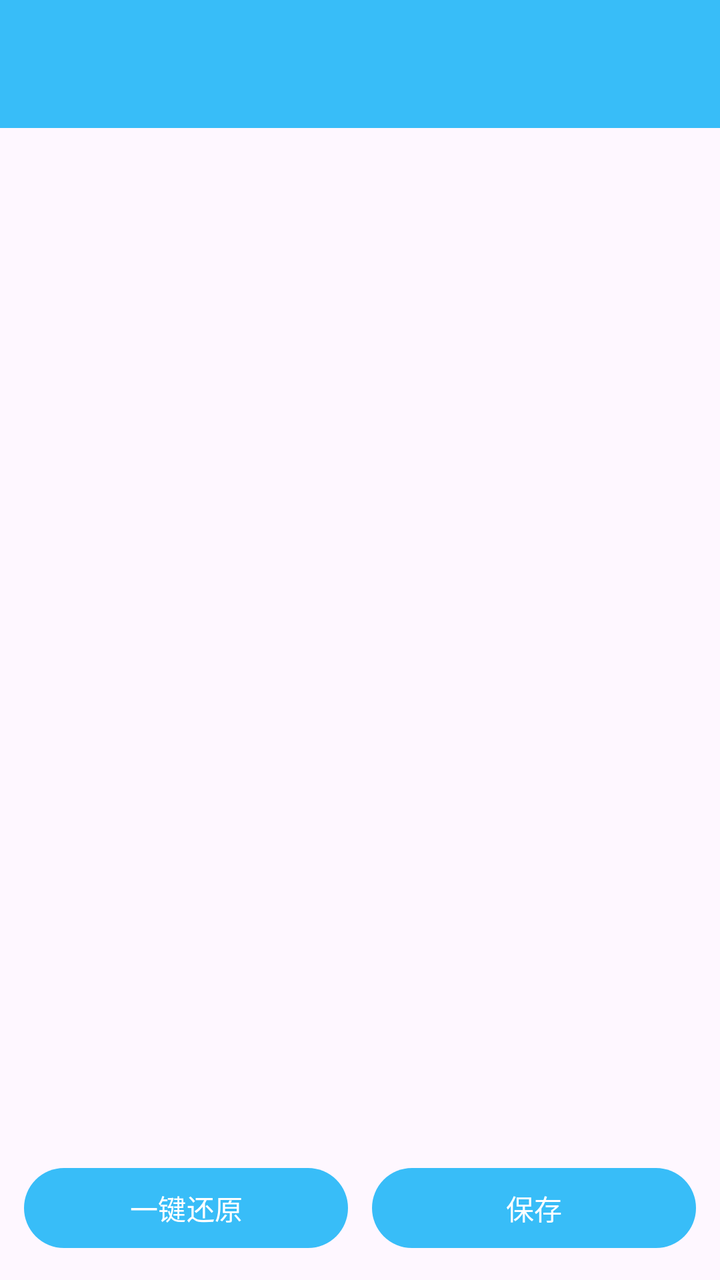
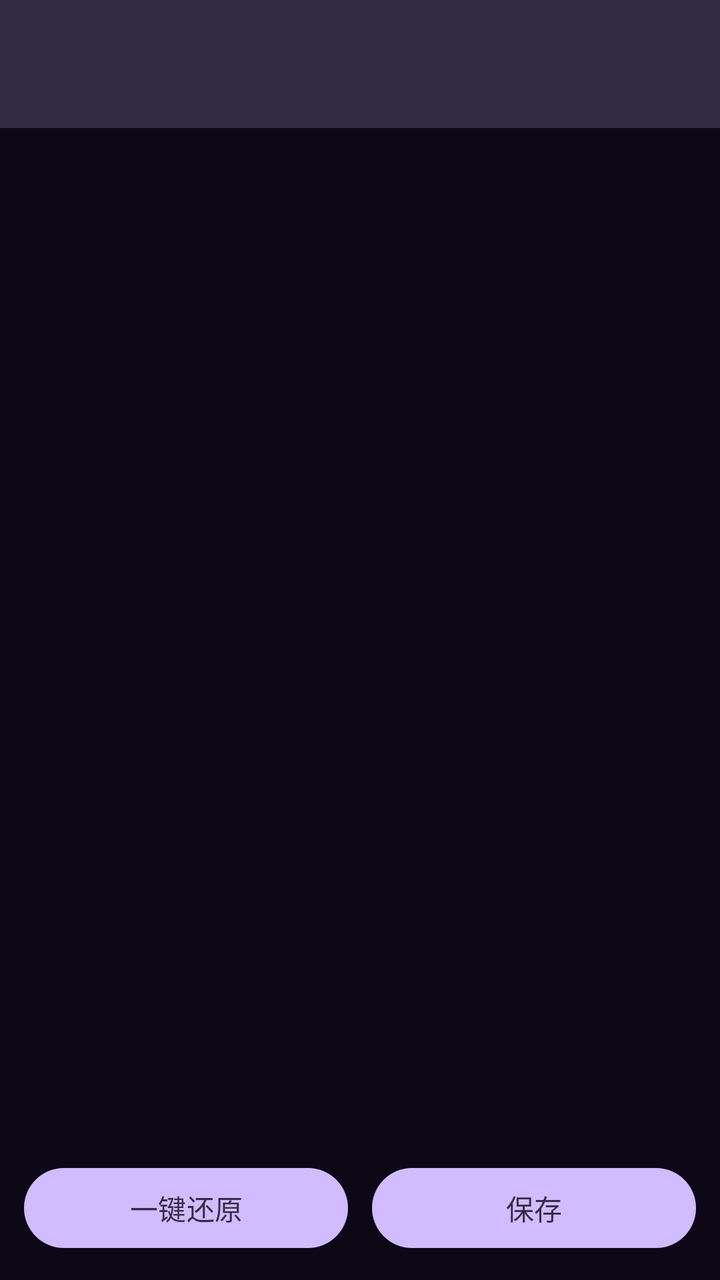

Compare the two renders of this Android layout. The source of the first and the diff that turns it into the second are given below.
<!-- AndroidManifest.xml: application theme Theme.FPlus -->
<!-- res/layout/activity_advanced_options.xml -->
<?xml version="1.0" encoding="utf-8"?>
<LinearLayout xmlns:android="http://schemas.android.com/apk/res/android"
    android:layout_width="match_parent"
    android:layout_height="match_parent"
    android:orientation="vertical">

    <androidx.appcompat.widget.Toolbar
        android:id="@+id/toolbar"
        android:layout_width="match_parent"
        android:layout_height="?attr/actionBarSize"
        android:background="?attr/colorPrimary"
        android:title="@string/advanced_title"
        android:titleTextColor="@android:color/white" />

    <ScrollView
        android:layout_width="match_parent"
        android:layout_height="0dp"
        android:layout_weight="1"
        android:padding="16dp">

        <LinearLayout
            android:id="@+id/params_container"
            android:layout_width="match_parent"
            android:layout_height="wrap_content"
            android:orientation="vertical" />

    </ScrollView>

    <LinearLayout
        android:layout_width="match_parent"
        android:layout_height="wrap_content"
        android:orientation="horizontal"
        android:padding="12dp">

        <Button
            android:id="@+id/btn_reset"
            android:layout_width="0dp"
            android:layout_height="wrap_content"
            android:layout_weight="1"
            android:layout_marginEnd="6dp"
            android:text="@string/btn_reset" />

        <Button
            android:id="@+id/btn_save"
            android:layout_width="0dp"
            android:layout_height="wrap_content"
            android:layout_weight="1"
            android:layout_marginStart="6dp"
            android:text="@string/btn_save" />
    </LinearLayout>

</LinearLayout>
<!-- resources referenced by this layout -->
<resources>
  <string name="advanced_title">高级选项</string>
  <string name="btn_reset">一键还原</string>
  <string name="btn_save">保存</string>
  <style name="Theme.FPlus" parent="Base.Theme.FPlus" />
  <style name="Base.Theme.FPlus" parent="Theme.Material3.DayNight.NoActionBar">
          <item name="colorPrimary">@color/accent</item>
  
          
          <item name="shapeAppearanceCornerExtraSmall">@style/ShapeAppearance.FPlus.NoCorner</item>
          <item name="shapeAppearanceCornerSmall">@style/ShapeAppearance.FPlus.NoCorner</item>
          <item name="shapeAppearanceCornerMedium">@style/ShapeAppearance.FPlus.NoCorner</item>
          <item name="shapeAppearanceCornerLarge">@style/ShapeAppearance.FPlus.NoCorner</item>
          <item name="shapeAppearanceCornerExtraLarge">@style/ShapeAppearance.FPlus.NoCorner</item>
      </style>
  <color name="accent">#38BDF8</color>
  <style name="ShapeAppearance.FPlus.NoCorner" parent="ShapeAppearance.Material3.Corner.Small">
          <item name="cornerFamily">rounded</item>
          <item name="cornerSize">0dp</item>
      </style>
</resources>

<!-- the commit's change to res/layout/activity_advanced_options.xml (unified diff, before → after) -->
@@ -6,11 +6,10 @@
 
     <androidx.appcompat.widget.Toolbar
         android:id="@+id/toolbar"
+        style="@style/Widget.FPlus.Toolbar"
         android:layout_width="match_parent"
         android:layout_height="?attr/actionBarSize"
-        android:background="?attr/colorPrimary"
-        android:title="@string/advanced_title"
-        android:titleTextColor="@android:color/white" />
+        android:title="@string/advanced_title" />
 
     <ScrollView
         android:layout_width="match_parent"
<!-- resource entries referenced after the edit -->
@@ -3,9 +3,29 @@
   <string name="advanced_title">高级选项</string>
   <string name="btn_reset">一键还原</string>
   <string name="btn_save">保存</string>
+  <style name="Widget.FPlus.Toolbar" parent="Widget.Material3.Toolbar">
+          <item name="android:background">@color/bg_surface</item>
+          <item name="titleTextColor">@color/text_primary</item>
+          <item name="subtitleTextColor">@color/text_secondary</item>
+          <item name="android:elevation">0dp</item>
+      </style>
   <style name="Theme.FPlus" parent="Base.Theme.FPlus" />
-  <style name="Base.Theme.FPlus" parent="Theme.Material3.DayNight.NoActionBar">
+  <color name="bg_surface">#342C45</color>
+  <color name="text_primary">#FFEDEBF5</color>
+  <color name="text_secondary">#FFB2A9CE</color>
+  <style name="Base.Theme.FPlus" parent="Theme.Material3.Dark.NoActionBar">
           <item name="colorPrimary">@color/accent</item>
+          <item name="colorOnPrimary">@color/on_accent</item>
+  
+          
+          <item name="android:windowBackground">@color/bg_app</item>
+          <item name="android:colorBackground">@color/bg_app</item>
+          <item name="colorSurface">@color/bg_surface</item>
+  
+          
+          <item name="android:textColorPrimary">@color/text_primary</item>
+          <item name="android:textColorSecondary">@color/text_secondary</item>
+          <item name="colorOnSurface">@color/text_primary</item>
   
           
           <item name="shapeAppearanceCornerExtraSmall">@style/ShapeAppearance.FPlus.NoCorner</item>
@@ -13,11 +33,17 @@
           <item name="shapeAppearanceCornerMedium">@style/ShapeAppearance.FPlus.NoCorner</item>
           <item name="shapeAppearanceCornerLarge">@style/ShapeAppearance.FPlus.NoCorner</item>
           <item name="shapeAppearanceCornerExtraLarge">@style/ShapeAppearance.FPlus.NoCorner</item>
+  
+          
+          <item name="android:listDivider">@color/divider</item>
       </style>
-  <color name="accent">#38BDF8</color>
+  <color name="accent">#FFD0BCFF</color>
+  <color name="on_accent">#342C45</color>
+  <color name="bg_app">#FF0D0718</color>
   <style name="ShapeAppearance.FPlus.NoCorner" parent="ShapeAppearance.Material3.Corner.Small">
           <item name="cornerFamily">rounded</item>
           <item name="cornerSize">0dp</item>
       </style>
+  <color name="divider">#1AFFFFFF</color>
 </resources>
 
